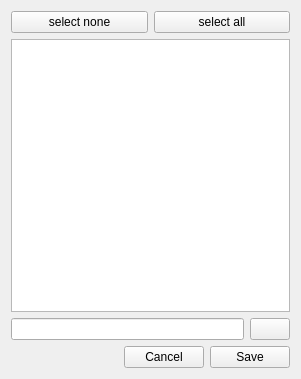
Old version of the form ui/associatettaxaUI.ui in the repository CapPow/collBook.
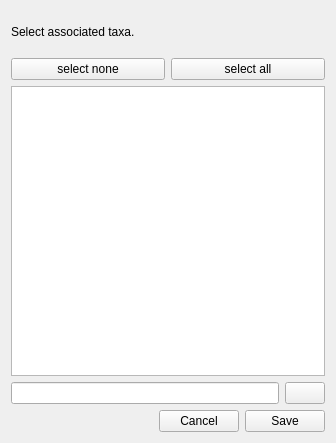
New version of the form. Icons and pictures are not drawn.

The edit to the form file:
```diff
--- a/ui/associatettaxaUI.ui
+++ b/ui/associatettaxaUI.ui
@@ -9,15 +9,46 @@
    <rect>
     <x>0</x>
     <y>0</y>
-    <width>301</width>
-    <height>379</height>
+    <width>336</width>
+    <height>443</height>
    </rect>
   </property>
   <property name="windowTitle">
    <string>Associated Taxa</string>
   </property>
-  <layout class="QGridLayout" name="gridLayout">
-   <item row="4" column="0">
+  <layout class="QGridLayout" name="gridLayout" rowstretch="1,0,0,7,0,0">
+   <item row="3" column="0">
+    <widget class="QListWidget" name="listWidget_associatedTaxa">
+     <property name="editTriggers">
+      <set>QAbstractItemView::NoEditTriggers</set>
+     </property>
+     <property name="resizeMode">
+      <enum>QListView::Adjust</enum>
+     </property>
+     <property name="sortingEnabled">
+      <bool>true</bool>
+     </property>
+    </widget>
+   </item>
+   <item row="1" column="0">
+    <layout class="QHBoxLayout" name="horizontalLayout_3">
+     <item>
+      <widget class="QPushButton" name="pushButton_2">
+       <property name="text">
+        <string>select none</string>
+       </property>
+      </widget>
+     </item>
+     <item>
+      <widget class="QPushButton" name="pushButton">
+       <property name="text">
+        <string>select all</string>
+       </property>
+      </widget>
+     </item>
+    </layout>
+   </item>
+   <item row="5" column="0">
     <layout class="QHBoxLayout" name="horizontalLayout">
      <item>
       <spacer name="spacer">
@@ -48,7 +79,7 @@
      </item>
     </layout>
    </item>
-   <item row="3" column="0">
+   <item row="4" column="0">
     <layout class="QHBoxLayout" name="horizontalLayout_2">
      <item>
       <widget class="QLineEdit" name="lineEdit_newAssociatedTaxa"/>
@@ -67,33 +98,9 @@
     </layout>
    </item>
    <item row="0" column="0">
-    <layout class="QHBoxLayout" name="horizontalLayout_3">
-     <item>
-      <widget class="QPushButton" name="pushButton_2">
-       <property name="text">
-        <string>select none</string>
-       </property>
-      </widget>
-     </item>
-     <item>
-      <widget class="QPushButton" name="pushButton">
-       <property name="text">
-        <string>select all</string>
-       </property>
-      </widget>
-     </item>
-    </layout>
-   </item>
-   <item row="2" column="0">
-    <widget class="QListWidget" name="listWidget_associatedTaxa">
-     <property name="editTriggers">
-      <set>QAbstractItemView::NoEditTriggers</set>
-     </property>
-     <property name="resizeMode">
-      <enum>QListView::Adjust</enum>
-     </property>
-     <property name="sortingEnabled">
-      <bool>true</bool>
+    <widget class="QLabel" name="label_UserMsg">
+     <property name="text">
+      <string>Select associated taxa.</string>
      </property>
     </widget>
    </item>
```
